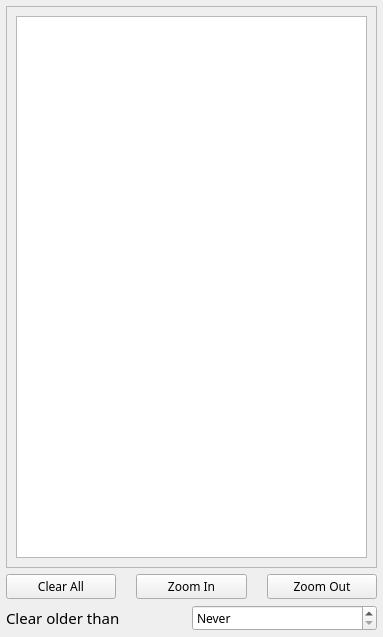
The window that not1mm/data/bandmap.ui (mbridak/not1mm) describes before a commit, drawn with Qt 5.
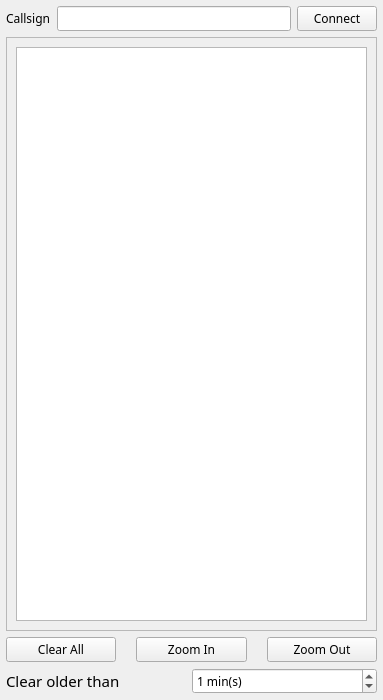
The same window after the commit.

Commit message: Added connection button.

Patch:
```diff
--- a/not1mm/data/bandmap.ui
+++ b/not1mm/data/bandmap.ui
@@ -7,7 +7,7 @@
     <x>0</x>
     <y>0</y>
     <width>383</width>
-    <height>637</height>
+    <height>700</height>
    </rect>
   </property>
   <property name="font">
@@ -35,6 +35,27 @@
     <property name="bottomMargin">
      <number>6</number>
     </property>
+    <item>
+     <layout class="QHBoxLayout" name="horizontalLayout_3">
+      <item>
+       <widget class="QLabel" name="label">
+        <property name="text">
+         <string>Callsign</string>
+        </property>
+       </widget>
+      </item>
+      <item>
+       <widget class="QLineEdit" name="callsignField"/>
+      </item>
+      <item>
+       <widget class="QPushButton" name="connectButton">
+        <property name="text">
+         <string>Connect</string>
+        </property>
+       </widget>
+      </item>
+     </layout>
+    </item>
     <item>
      <widget class="QScrollArea" name="scrollArea">
       <property name="font">
@@ -52,7 +73,7 @@
          <x>0</x>
          <y>0</y>
          <width>367</width>
-         <height>527</height>
+         <height>546</height>
         </rect>
        </property>
        <property name="font">
@@ -67,7 +88,7 @@
           <property name="font">
            <font>
             <family>JetBrains Mono</family>
-            <pointsize>9</pointsize>
+            <pointsize>6</pointsize>
            </font>
           </property>
           <property name="focusPolicy">
@@ -160,6 +181,9 @@
         <property name="maximum">
          <number>9999</number>
         </property>
+        <property name="value">
+         <number>1</number>
+        </property>
        </widget>
       </item>
      </layout>
```
The commit also changes 3 other files.
